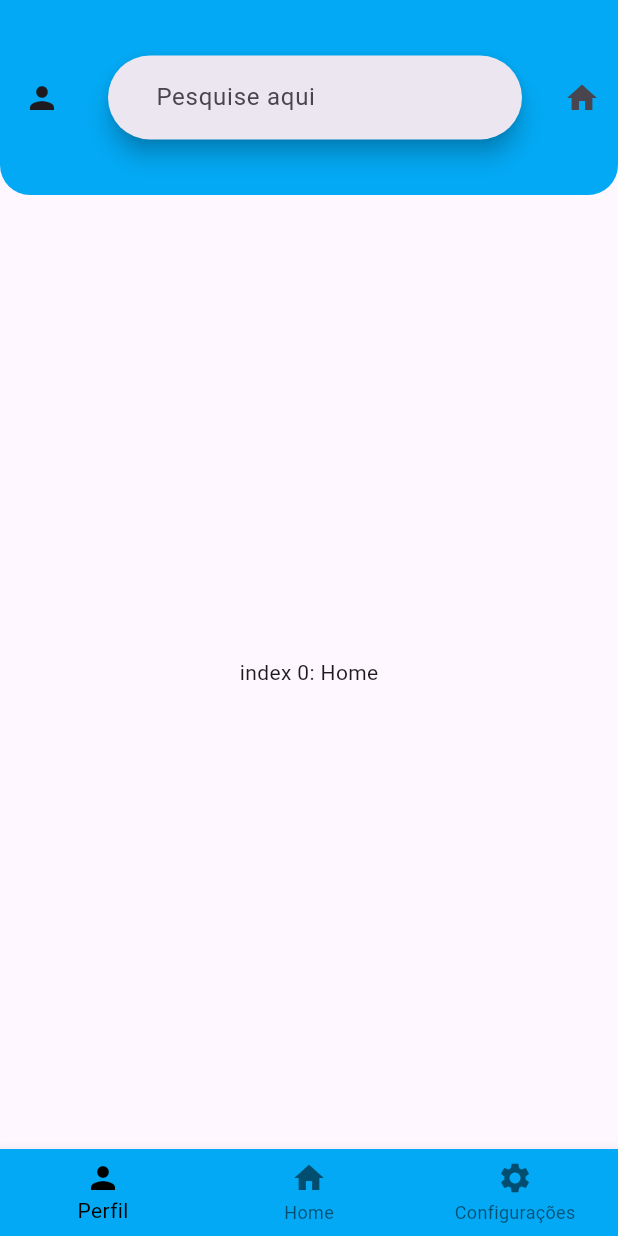
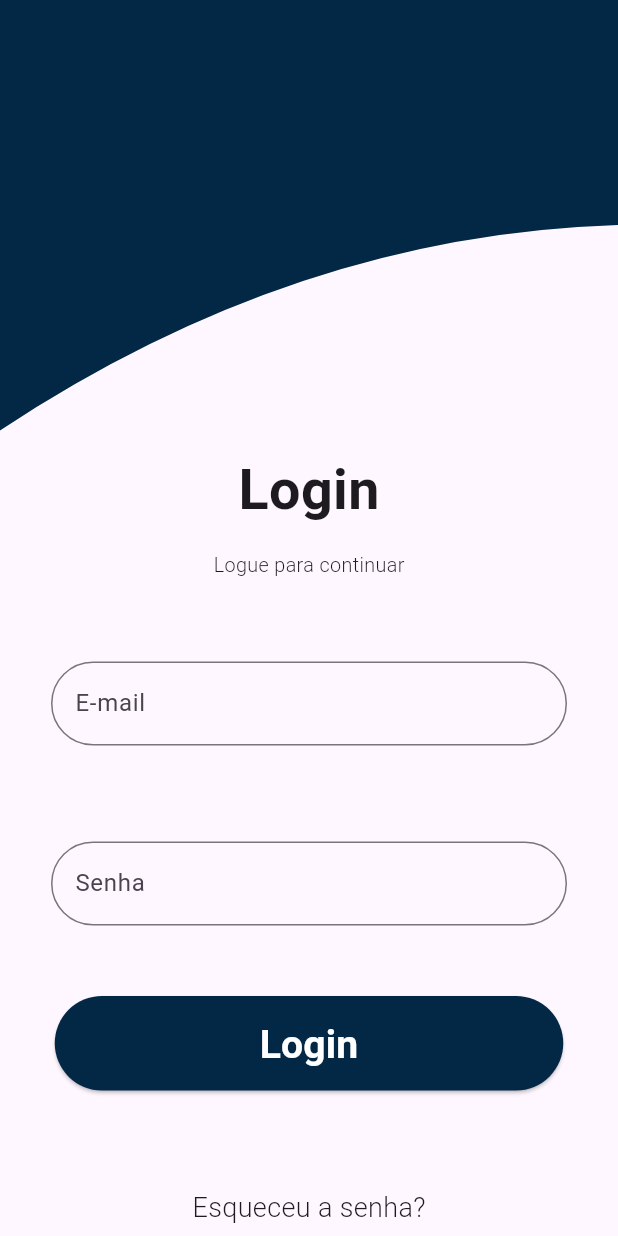
Before and after one commit to caiosss/flutter-belmondo, a Flutter app: the screen it shows after launch, on a phone screen of 412 x 824 dp. Run offline on Flutter 3.47's test engine with Material 3 defaults, Android fonts, the phone set to English and light mode, and no system bars; Roboto replaces fonts that are missing (Poppins).

Commit message:
Tela de login feita e ajuste no nome do arquivo home_page

```diff
--- a/lib/Telas/homePage.dart
+++ b/lib/Telas/home_page.dart
@@ -1,4 +1,4 @@
- import 'package:flutter/material.dart';
+import 'package:flutter/material.dart';
 
 void main() => runApp(const BottomNavigationBarExampleApp());
 
--- /dev/null
+++ b/lib/Telas/login.dart
@@ -0,0 +1,163 @@
+import 'dart:ui';
+
+import 'package:flutter/material.dart';
+import 'package:flutter/painting.dart';
+import 'package:flutter/rendering.dart';
+import 'package:flutter/widgets.dart';
+
+void main() => runApp(const App());
+
+class App extends StatelessWidget {
+  const App({Key? key}) : super(key: key);
+
+  @override
+  Widget build(BuildContext context) {
+    return MaterialApp(
+        title: 'Bunny Search SearchBar Demo',
+        theme: ThemeData(
+          primarySwatch: Colors.blueGrey,
+        ),
+        home: const SearchPage(),
+        debugShowCheckedModeBanner: false);
+  }
+}
+
+class SearchPage extends StatelessWidget {
+  const SearchPage({Key? key}) : super(key: key);
+
+  @override
+  Widget build(BuildContext context) {
+    return Scaffold(
+      body: Column(
+        children: [
+          ClipPath(
+            clipper: BackgroundWaveClipper(),
+            child: Center(
+              child: Container(
+                width: MediaQuery.of(context).size.width,
+                height: 300,
+                decoration:
+                    const BoxDecoration(color: Color.fromARGB(255, 2, 40, 70)),
+              ),
+            ),
+          ),
+          Container(
+            child: const Text(
+              "Login",
+              style: TextStyle(
+                  fontSize: 37.1,
+                  fontWeight: FontWeight.bold,
+                  fontFamily: 'Poppins'),
+            ),
+          ),
+          const SizedBox(
+            height: 14,
+          ),
+          Container(
+            child: const Text(
+              "Logue para continuar",
+              style: TextStyle(
+                  fontSize: 13.2,
+                  fontWeight: FontWeight.w300,
+                  fontFamily: "Poppins"),
+            ),
+          ),
+          const SizedBox(
+            height: 55,
+          ),
+          Container(
+            width: 344,
+            height: 65,
+            child: const TextField(
+                decoration: InputDecoration(
+                    labelText: "E-mail",
+                    border: OutlineInputBorder(
+                        borderRadius: BorderRadius.all(Radius.circular(40))))),
+          ),
+          const SizedBox(
+            height: 55,
+          ),
+          Container(
+            width: 344,
+            height: 65,
+            child: const TextField(
+                decoration: InputDecoration(
+                    labelText: "Senha",
+                    border: OutlineInputBorder(
+                        borderRadius: BorderRadius.all(Radius.circular(40))))),
+          ),
+          const SizedBox(
+            height: 38,
+          ),
+          Container(
+            width: 339,
+            height: 63,
+            child: ElevatedButton(
+              onPressed: () {},
+              child: const Text(
+                "Login",
+                style: TextStyle(
+                    fontSize: 26.1,
+                    fontWeight: FontWeight.bold,
+                    fontFamily: "Poppins",
+                    color: Colors.white),
+              ),
+              style: const ButtonStyle(
+                backgroundColor:
+                    MaterialStatePropertyAll(Color.fromARGB(255, 2, 40, 70)),
+              ),
+            ),
+          ),
+          const SizedBox(
+            height: 65,
+          ),
+          Container(
+            child: const Text(
+              "Esqueceu a senha?",
+              style: TextStyle(
+                  fontSize: 18,
+                  fontWeight: FontWeight.w300,
+                  fontFamily: "Poppins"),
+            ),
+          ),
+          const SizedBox(
+            height: 24,
+          ),
+          Container(
+            child: const Text(
+              "Cadastre-se!",
+              style: TextStyle(
+                  fontSize: 14.8,
+                  fontWeight: FontWeight.w300,
+                  fontFamily: "Poppins"),
+            ),
+          ),
+        ],
+      ),
+    );
+  }
+}
+
+class BackgroundWaveClipper extends CustomClipper<Path> {
+  @override
+  Path getClip(Size size) {
+    var path = Path();
+
+    final p0 = size.height * 220;
+    path.lineTo(0.0, p0);
+
+    final controlPoint = Offset(size.width * -11, size.height);
+    final endPoint = Offset(size.width, size.height / 2);
+    path.quadraticBezierTo(
+        controlPoint.dx, controlPoint.dy, endPoint.dx, endPoint.dy);
+
+    path.lineTo(size.width, 0.0);
+    path.close();
+
+    return path;
+  }
+
+  @override
+  bool shouldReclip(covariant CustomClipper<Path> oldClipper) =>
+      oldClipper != this;
+}
```
